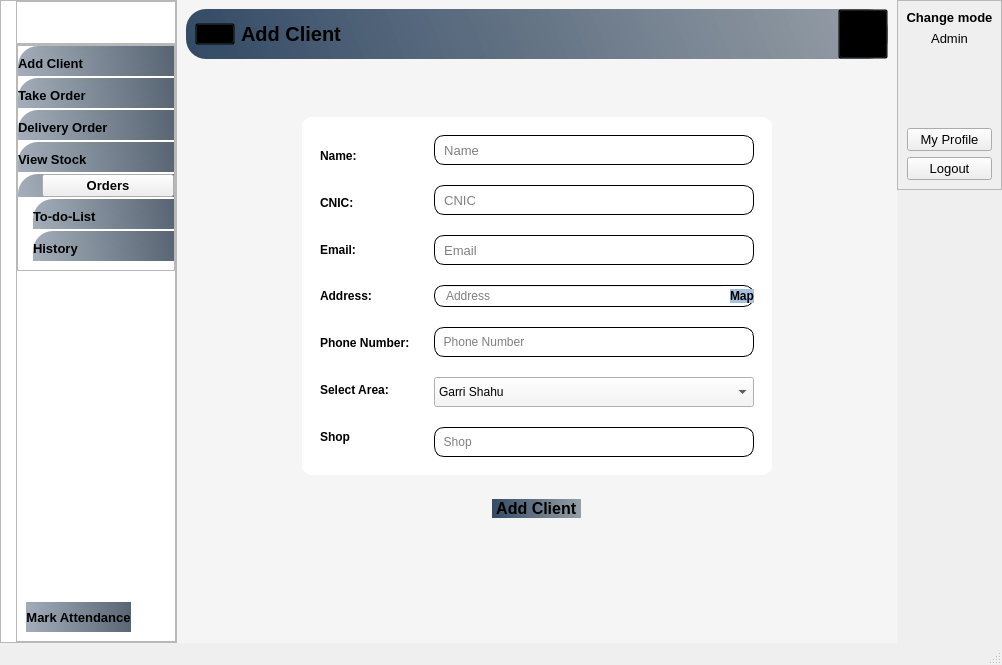
Old version of the form Rider.ui in the repository mukarramdaniel/Distribution-System_Python.
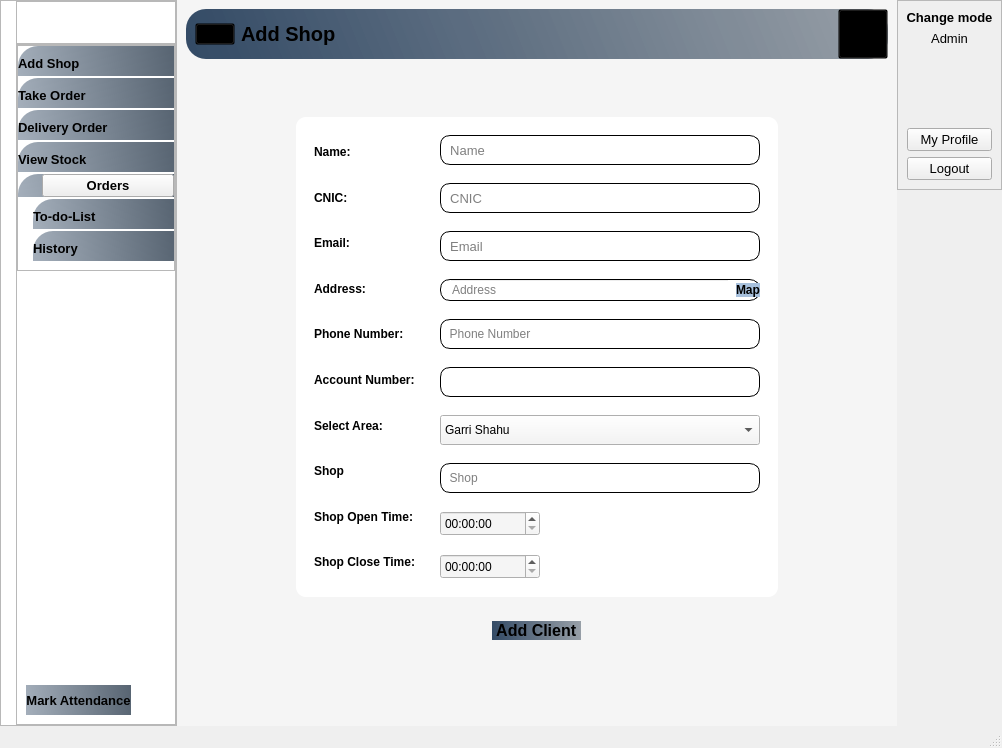
New version of the form. The open tabs and pages were chosen to show the change. Icons and pictures are not drawn.

Commit message: Dev-U20-UI

```diff
--- a/Rider.ui
+++ b/Rider.ui
@@ -7,7 +7,7 @@
     <x>0</x>
     <y>0</y>
     <width>1002</width>
-    <height>665</height>
+    <height>748</height>
    </rect>
   </property>
   <property name="windowTitle">
@@ -312,7 +312,7 @@
                        </font>
                       </property>
                       <property name="text">
-                       <string>Add Client</string>
+                       <string>Add Shop</string>
                       </property>
                       <property name="icon">
                        <iconset resource="Resource.qrc">
@@ -3042,7 +3042,7 @@
 #widget_73,QPushButton,QLabel,#widget_74,#widget_14,#widget_13,#lineEdit_4,#txt_Address{
 background:transparent;
 }
-#txt_Name,#txt_Cnic,#txt_Email,#txt_CalculatedPrice,#widget_23,#txt_PhoneNumber,#txt_Shop{
+#txt_Name,#txt_Cnic,#txt_Email,#txt_CalculatedPrice,#widget_23,#txt_PhoneNumber,#txt_Shop,#txt_AccountNo{
 background-color:#fff;
 border-radius: 10px;
 border: 1px solid #000000
@@ -3143,7 +3143,7 @@
                     </font>
                    </property>
                    <property name="text">
-                    <string>Add Client</string>
+                    <string>Add Shop</string>
                    </property>
                   </widget>
                  </item>
@@ -3225,6 +3225,9 @@
                     <item>
                      <widget class="QWidget" name="widget_13" native="true">
                       <layout class="QVBoxLayout" name="verticalLayout_9">
+                       <property name="spacing">
+                        <number>12</number>
+                       </property>
                        <item>
                         <widget class="QLabel" name="label_5">
                          <property name="font">
@@ -3290,6 +3293,19 @@
                          </property>
                         </widget>
                        </item>
+                       <item>
+                        <widget class="QLabel" name="label_43">
+                         <property name="font">
+                          <font>
+                           <weight>75</weight>
+                           <bold>true</bold>
+                          </font>
+                         </property>
+                         <property name="text">
+                          <string>Account Number:</string>
+                         </property>
+                        </widget>
+                       </item>
                        <item>
                         <widget class="QLabel" name="label_17">
                          <property name="font">
@@ -3316,6 +3332,32 @@
                          </property>
                         </widget>
                        </item>
+                       <item>
+                        <widget class="QLabel" name="label_44">
+                         <property name="font">
+                          <font>
+                           <weight>75</weight>
+                           <bold>true</bold>
+                          </font>
+                         </property>
+                         <property name="text">
+                          <string>Shop Open Time:</string>
+                         </property>
+                        </widget>
+                       </item>
+                       <item>
+                        <widget class="QLabel" name="label_45">
+                         <property name="font">
+                          <font>
+                           <weight>75</weight>
+                           <bold>true</bold>
+                          </font>
+                         </property>
+                         <property name="text">
+                          <string>Shop Close Time:</string>
+                         </property>
+                        </widget>
+                       </item>
                       </layout>
                      </widget>
                     </item>
@@ -3323,7 +3365,7 @@
                      <widget class="QWidget" name="widget_14" native="true">
                       <layout class="QVBoxLayout" name="verticalLayout_10">
                        <property name="spacing">
-                        <number>20</number>
+                        <number>18</number>
                        </property>
                        <item>
                         <widget class="QLineEdit" name="txt_Name">
@@ -3451,6 +3493,16 @@
                          </property>
                         </widget>
                        </item>
+                       <item>
+                        <widget class="QLineEdit" name="txt_AccountNo">
+                         <property name="minimumSize">
+                          <size>
+                           <width>0</width>
+                           <height>30</height>
+                          </size>
+                         </property>
+                        </widget>
+                       </item>
                        <item>
                         <widget class="QComboBox" name="cmb_Area">
                          <property name="minimumSize">
@@ -3484,6 +3536,26 @@
                          </property>
                         </widget>
                        </item>
+                       <item alignment="Qt::AlignLeft">
+                        <widget class="QTimeEdit" name="timeEdit">
+                         <property name="minimumSize">
+                          <size>
+                           <width>100</width>
+                           <height>25</height>
+                          </size>
+                         </property>
+                        </widget>
+                       </item>
+                       <item alignment="Qt::AlignLeft">
+                        <widget class="QTimeEdit" name="timeEdit_2">
+                         <property name="minimumSize">
+                          <size>
+                           <width>100</width>
+                           <height>25</height>
+                          </size>
+                         </property>
+                        </widget>
+                       </item>
                       </layout>
                      </widget>
                     </item>
```
Left out of the diff: 4 changed lines with no effect on the pictures. The commit also changes 3 other files.
